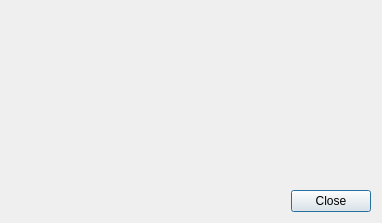
First picture: the form in src/UserInterface/src/Dialog/AboutDialog.ui, repository till213/SkyDolly, before the edit.
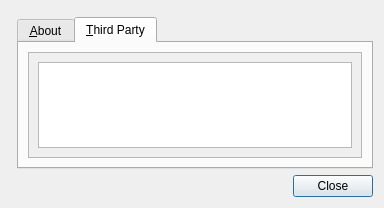
Second picture: the form after the edit. Icons and pictures are not drawn.

Commit message: Initial about dialog with third-party credits

Diff of the .ui file:
```diff
--- a/src/UserInterface/src/Dialog/AboutDialog.ui
+++ b/src/UserInterface/src/Dialog/AboutDialog.ui
@@ -6,15 +6,41 @@
    <rect>
     <x>0</x>
     <y>0</y>
-    <width>378</width>
-    <height>223</height>
+    <width>384</width>
+    <height>208</height>
    </rect>
   </property>
   <property name="windowTitle">
    <string>About</string>
   </property>
-  <layout class="QVBoxLayout" name="verticalLayout">
-   <item>
+  <layout class="QGridLayout" name="gridLayout_2">
+   <item row="0" column="0" rowspan="2" colspan="2">
+    <widget class="QLabel" name="aboutLabel">
+     <property name="minimumSize">
+      <size>
+       <width>360</width>
+       <height>100</height>
+      </size>
+     </property>
+     <property name="text">
+      <string/>
+     </property>
+     <property name="alignment">
+      <set>Qt::AlignCenter</set>
+     </property>
+    </widget>
+   </item>
+   <item row="1" column="1">
+    <widget class="QTabWidget" name="tabWidget">
+     <property name="currentIndex">
+      <number>1</number>
+     </property>
+     <widget class="QWidget" name="tab">
+      <attribute name="title">
+       <string>&amp;About</string>
+      </attribute>
+      <layout class="QGridLayout" name="gridLayout">
+       <item row="0" column="0">
     <layout class="QHBoxLayout" name="horizontalLayout">
      <item>
       <spacer name="horizontalSpacer">
@@ -75,23 +101,47 @@
      </item>
     </layout>
    </item>
-   <item>
-    <widget class="QLabel" name="aboutLabel">
-     <property name="minimumSize">
-      <size>
-       <width>360</width>
-       <height>100</height>
-      </size>
-     </property>
-     <property name="text">
-      <string/>
-     </property>
-     <property name="alignment">
-      <set>Qt::AlignCenter</set>
-     </property>
-    </widget>
-   </item>
-   <item>
+      </layout>
+     </widget>
+     <widget class="QWidget" name="tab_2">
+      <attribute name="title">
+       <string>&amp;Third Party</string>
+      </attribute>
+      <layout class="QGridLayout" name="gridLayout_4">
+       <item row="0" column="0">
+        <widget class="QScrollArea" name="scrollArea">
+         <property name="widgetResizable">
+          <bool>true</bool>
+         </property>
+         <widget class="QWidget" name="scrollAreaWidgetContents">
+          <property name="geometry">
+           <rect>
+            <x>0</x>
+            <y>0</y>
+            <width>281</width>
+            <height>95</height>
+           </rect>
+          </property>
+          <layout class="QGridLayout" name="gridLayout_3">
+           <item row="0" column="0">
+            <widget class="QTextEdit" name="creditsTextEdit">
+             <property name="undoRedoEnabled">
+              <bool>false</bool>
+             </property>
+             <property name="readOnly">
+              <bool>true</bool>
+             </property>
+            </widget>
+           </item>
+          </layout>
+         </widget>
+        </widget>
+       </item>
+      </layout>
+     </widget>
+    </widget>
+   </item>
+   <item row="2" column="0" colspan="2">
     <widget class="QDialogButtonBox" name="buttonBox">
      <property name="orientation">
       <enum>Qt::Horizontal</enum>
```
Lines whose indentation alone changed are shown as unchanged. The commit also changes 3 other files.
